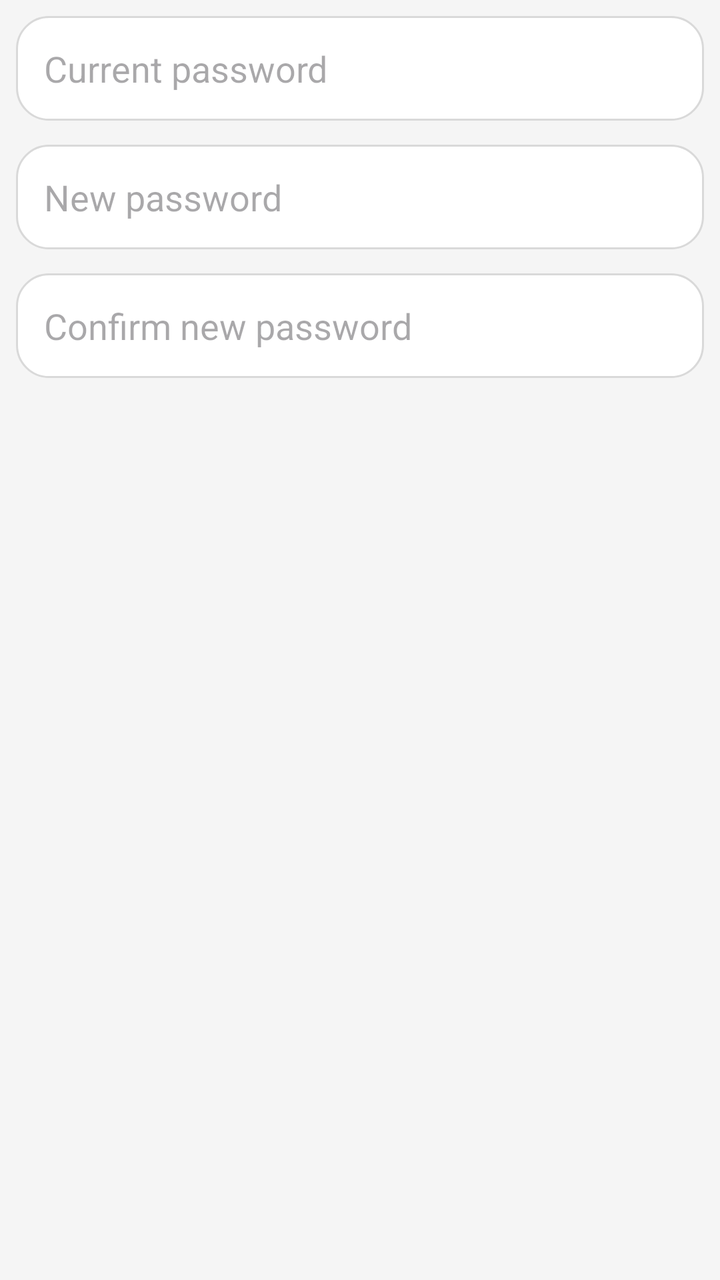
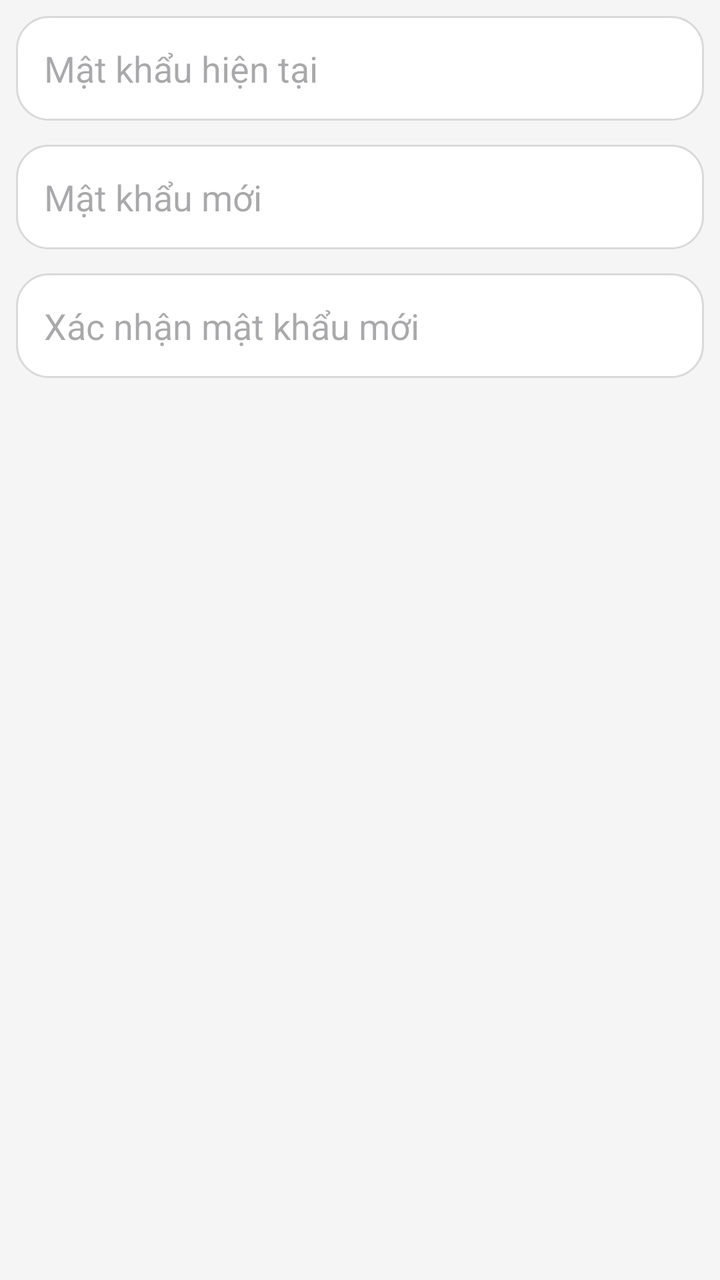

Two renders of the same Android screen: before a commit and after it. Below are the layout's source before the change and the commit's diff.
<!-- AndroidManifest.xml: application theme Theme.MyApplication -->
<!-- res/layout/dialog_change_password.xml -->
<?xml version="1.0" encoding="utf-8"?>
<LinearLayout xmlns:android="http://schemas.android.com/apk/res/android"
    android:layout_width="match_parent"
    android:layout_height="wrap_content"
    android:orientation="vertical"
    android:padding="8dp">

    <EditText
        android:id="@+id/edt_current_password"
        android:layout_width="match_parent"
        android:layout_height="wrap_content"
        android:layout_marginBottom="12dp"
        android:background="@drawable/bg_settings_card"
        android:hint="Current password"
        android:inputType="textPassword"
        android:minHeight="52dp"
        android:padding="14dp" />

    <EditText
        android:id="@+id/edt_new_password"
        android:layout_width="match_parent"
        android:layout_height="wrap_content"
        android:layout_marginBottom="12dp"
        android:background="@drawable/bg_settings_card"
        android:hint="New password"
        android:inputType="textPassword"
        android:minHeight="52dp"
        android:padding="14dp" />

    <EditText
        android:id="@+id/edt_confirm_new_password"
        android:layout_width="match_parent"
        android:layout_height="wrap_content"
        android:background="@drawable/bg_settings_card"
        android:hint="Confirm new password"
        android:inputType="textPassword"
        android:minHeight="52dp"
        android:padding="14dp" />

</LinearLayout>
<!-- resources referenced by this layout -->
<resources>
  <!-- drawable bg_settings_card (drawable) -->
  <?xml version="1.0" encoding="utf-8"?>
  <shape xmlns:android="http://schemas.android.com/apk/res/android">
      <solid android:color="#FFFFFF" />
      <corners android:radius="16dp" />
      <stroke
          android:width="1dp"
          android:color="#D9D9D9" />
      <padding
          android:left="16dp"
          android:top="16dp"
          android:right="16dp"
          android:bottom="16dp" />
  </shape>
  <style name="Theme.MyApplication" parent="Theme.Material3.DayNight.NoActionBar">
          
          <item name="colorPrimary">@color/primary_color</item>
          <item name="colorPrimaryVariant">@color/primary_variant</item>
          <item name="colorOnPrimary">@color/white</item>
          <item name="colorSecondary">@color/secondary_color</item>
          <item name="colorOnSecondary">@color/black</item>
          <item name="colorError">@color/error_color</item>
          <item name="colorOnError">@color/white</item>
          <item name="colorSurface">@color/surface_color</item>
          <item name="colorOnSurface">@color/primary_text</item>
          <item name="android:colorBackground">@color/background_color</item>
          <item name="colorOnBackground">@color/primary_text</item>
      </style>
  <color name="primary_color">#FF6200EE</color>
  <color name="primary_variant">#FF3700B3</color>
  <color name="white">#FFFFFFFF</color>
  <color name="secondary_color">#FF03DAC5</color>
  <color name="black">#FF000000</color>
  <color name="error_color">#FFB00020</color>
  <color name="surface_color">#FFFFFFFF</color>
  <color name="primary_text">#FF212121</color>
  <color name="background_color">#FFF5F5F5</color>
</resources>

<!-- the commit's change to res/layout/dialog_change_password.xml (unified diff, before → after) -->
@@ -11,7 +11,7 @@
         android:layout_height="wrap_content"
         android:layout_marginBottom="12dp"
         android:background="@drawable/bg_settings_card"
-        android:hint="Current password"
+        android:hint="@string/current_password"
         android:inputType="textPassword"
         android:minHeight="52dp"
         android:padding="14dp" />
@@ -22,7 +22,7 @@
         android:layout_height="wrap_content"
         android:layout_marginBottom="12dp"
         android:background="@drawable/bg_settings_card"
-        android:hint="New password"
+        android:hint="@string/new_password"
         android:inputType="textPassword"
         android:minHeight="52dp"
         android:padding="14dp" />
@@ -32,7 +32,7 @@
         android:layout_width="match_parent"
         android:layout_height="wrap_content"
         android:background="@drawable/bg_settings_card"
-        android:hint="Confirm new password"
+        android:hint="@string/confirm_new_password"
         android:inputType="textPassword"
         android:minHeight="52dp"
         android:padding="14dp" />
<!-- resource entries referenced after the edit -->
@@ -14,6 +14,9 @@
           android:right="16dp"
           android:bottom="16dp" />
   </shape>
+  <string name="confirm_new_password">Xác nhận mật khẩu mới</string>
+  <string name="current_password">Mật khẩu hiện tại</string>
+  <string name="new_password">Mật khẩu mới</string>
   <style name="Theme.MyApplication" parent="Theme.Material3.DayNight.NoActionBar">
           
           <item name="colorPrimary">@color/primary_color</item>
